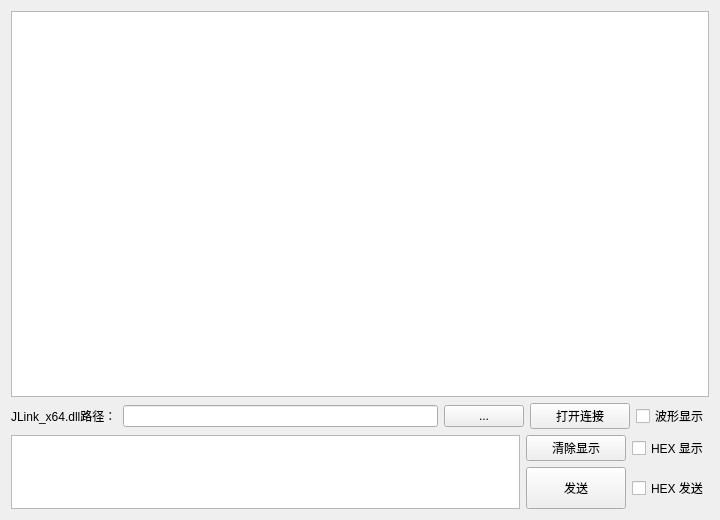
This is RTTView.ui in XIVN1987/RTTView as Qt 5 draws it before an edit. The edited form follows.
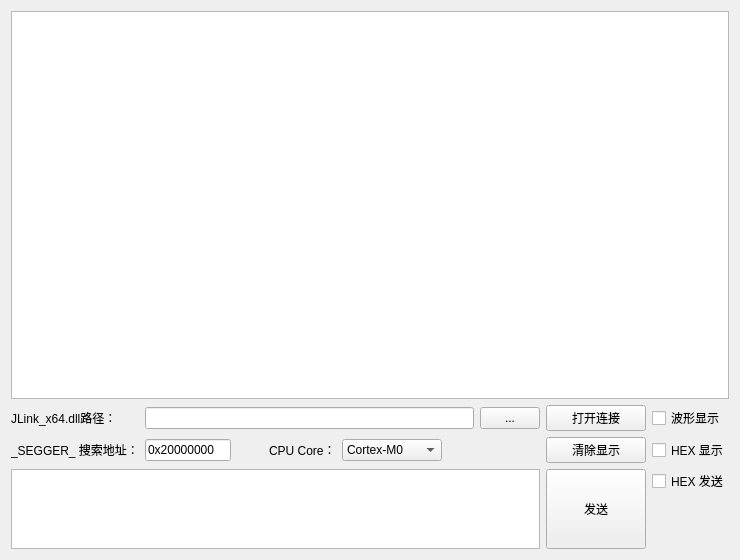
This is the edited form. Icons and pictures are not drawn.

Commit message: add core select

Patch:
```diff
--- a/RTTView.ui
+++ b/RTTView.ui
@@ -7,8 +7,8 @@
    <rect>
     <x>0</x>
     <y>0</y>
-    <width>720</width>
-    <height>520</height>
+    <width>740</width>
+    <height>560</height>
    </rect>
   </property>
   <property name="sizePolicy">
@@ -36,27 +36,8 @@
     </widget>
    </item>
    <item>
-    <layout class="QHBoxLayout" name="hLayout">
-     <property name="spacing">
-      <number>6</number>
-     </property>
-     <item>
-      <widget class="QLabel" name="lblDLL">
-       <property name="sizePolicy">
-        <sizepolicy hsizetype="Fixed" vsizetype="Fixed">
-         <horstretch>0</horstretch>
-         <verstretch>0</verstretch>
-        </sizepolicy>
-       </property>
-       <property name="text">
-        <string>JLink_x64.dll路径：</string>
-       </property>
-      </widget>
-     </item>
-     <item>
-      <widget class="QLineEdit" name="linDLL"/>
-     </item>
-     <item>
+    <layout class="QGridLayout" name="gLayout1">
+     <item row="0" column="6">
       <widget class="QPushButton" name="btnDLL">
        <property name="sizePolicy">
         <sizepolicy hsizetype="Fixed" vsizetype="Fixed">
@@ -64,12 +45,18 @@
          <verstretch>0</verstretch>
         </sizepolicy>
        </property>
+       <property name="maximumSize">
+        <size>
+         <width>60</width>
+         <height>16777215</height>
+        </size>
+       </property>
        <property name="text">
         <string>...</string>
        </property>
       </widget>
      </item>
-     <item>
+     <item row="0" column="7">
       <widget class="QPushButton" name="btnOpen">
        <property name="sizePolicy">
         <sizepolicy hsizetype="Minimum" vsizetype="Fixed">
@@ -91,18 +78,97 @@
        </property>
       </widget>
      </item>
-     <item>
+     <item row="1" column="3">
+      <widget class="QLabel" name="lblCore">
+       <property name="text">
+        <string>CPU Core：</string>
+       </property>
+      </widget>
+     </item>
+     <item row="1" column="1">
+      <widget class="QLineEdit" name="linRTT">
+       <property name="maximumSize">
+        <size>
+         <width>100</width>
+         <height>16777215</height>
+        </size>
+       </property>
+       <property name="text">
+        <string>0x20000000</string>
+       </property>
+      </widget>
+     </item>
+     <item row="1" column="2">
+      <spacer name="hSpacer11">
+       <property name="orientation">
+        <enum>Qt::Horizontal</enum>
+       </property>
+       <property name="sizeHint" stdset="0">
+        <size>
+         <width>40</width>
+         <height>20</height>
+        </size>
+       </property>
+      </spacer>
+     </item>
+     <item row="1" column="4">
+      <widget class="QComboBox" name="cmbCore">
+       <property name="minimumSize">
+        <size>
+         <width>100</width>
+         <height>0</height>
+        </size>
+       </property>
+       <item>
+        <property name="text">
+         <string>Cortex-M0</string>
+        </property>
+       </item>
+       <item>
+        <property name="text">
+         <string>Cortex-M0+</string>
+        </property>
+       </item>
+       <item>
+        <property name="text">
+         <string>Cortex-M3</string>
+        </property>
+       </item>
+       <item>
+        <property name="text">
+         <string>Cortex-M4</string>
+        </property>
+       </item>
+       <item>
+        <property name="text">
+         <string>Cortex-M7</string>
+        </property>
+       </item>
+       <item>
+        <property name="text">
+         <string>Cortex-M23</string>
+        </property>
+       </item>
+       <item>
+        <property name="text">
+         <string>Cortex-M33</string>
+        </property>
+       </item>
+       <item>
+        <property name="text">
+         <string>Cortex-M55</string>
+        </property>
+       </item>
+      </widget>
+     </item>
+     <item row="0" column="8">
       <widget class="QCheckBox" name="chkWavShow">
        <property name="text">
         <string>波形显示</string>
        </property>
       </widget>
      </item>
-    </layout>
-   </item>
-   <item>
-    <layout class="QGridLayout" name="gLayout">
-     <item row="0" column="1">
+     <item row="1" column="7">
       <widget class="QPushButton" name="btnClear">
        <property name="minimumSize">
         <size>
@@ -115,29 +181,71 @@
        </property>
       </widget>
      </item>
-     <item row="0" column="0" rowspan="2">
-      <widget class="QTextEdit" name="txtSend"/>
-     </item>
-     <item row="0" column="2">
+     <item row="1" column="8">
       <widget class="QCheckBox" name="chkHEXShow">
        <property name="text">
         <string>HEX 显示</string>
        </property>
       </widget>
      </item>
-     <item row="1" column="2">
-      <widget class="QCheckBox" name="chkHEXSend">
+     <item row="0" column="0">
+      <widget class="QLabel" name="lblDLL">
+       <property name="sizePolicy">
+        <sizepolicy hsizetype="Fixed" vsizetype="Fixed">
+         <horstretch>0</horstretch>
+         <verstretch>0</verstretch>
+        </sizepolicy>
+       </property>
        <property name="text">
-        <string>HEX 发送</string>
+        <string>JLink_x64.dll路径：</string>
        </property>
       </widget>
      </item>
-     <item row="1" column="1">
+     <item row="1" column="0">
+      <widget class="QLabel" name="lblRTT">
+       <property name="text">
+        <string>_SEGGER_ 搜索地址：</string>
+       </property>
+      </widget>
+     </item>
+     <item row="1" column="5">
+      <spacer name="hSpacer12">
+       <property name="orientation">
+        <enum>Qt::Horizontal</enum>
+       </property>
+       <property name="sizeHint" stdset="0">
+        <size>
+         <width>40</width>
+         <height>20</height>
+        </size>
+       </property>
+      </spacer>
+     </item>
+     <item row="0" column="1" colspan="5">
+      <widget class="QLineEdit" name="linDLL"/>
+     </item>
+    </layout>
+   </item>
+   <item>
+    <layout class="QGridLayout" name="gLayout2">
+     <item row="0" column="1" rowspan="2">
       <widget class="QPushButton" name="btnSend">
+       <property name="sizePolicy">
+        <sizepolicy hsizetype="Minimum" vsizetype="Minimum">
+         <horstretch>0</horstretch>
+         <verstretch>0</verstretch>
+        </sizepolicy>
+       </property>
        <property name="minimumSize">
         <size>
          <width>100</width>
-         <height>42</height>
+         <height>0</height>
+        </size>
+       </property>
+       <property name="maximumSize">
+        <size>
+         <width>16777215</width>
+         <height>80</height>
         </size>
        </property>
        <property name="text">
@@ -145,6 +253,29 @@
        </property>
       </widget>
      </item>
+     <item row="0" column="0" rowspan="2">
+      <widget class="QTextEdit" name="txtSend">
+       <property name="sizePolicy">
+        <sizepolicy hsizetype="Expanding" vsizetype="Minimum">
+         <horstretch>0</horstretch>
+         <verstretch>0</verstretch>
+        </sizepolicy>
+       </property>
+       <property name="maximumSize">
+        <size>
+         <width>16777215</width>
+         <height>80</height>
+        </size>
+       </property>
+      </widget>
+     </item>
+     <item row="0" column="2">
+      <widget class="QCheckBox" name="chkHEXSend">
+       <property name="text">
+        <string>HEX 发送</string>
+       </property>
+      </widget>
+     </item>
     </layout>
    </item>
   </layout>
```
The commit also changes 2 other files.
